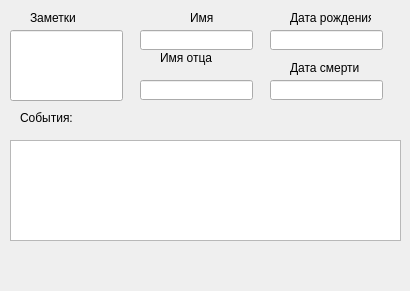
Old version of the form edit_person.ui in the repository pivleonid/gaph.
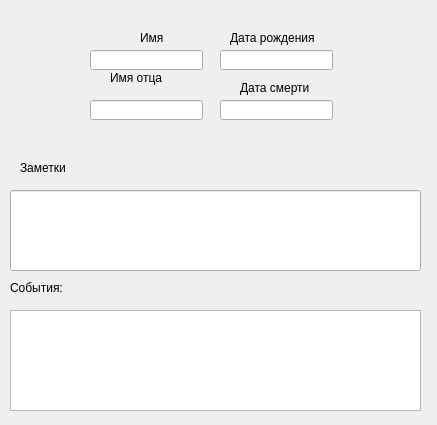
New version of the form.

```diff
--- a/edit_person.ui
+++ b/edit_person.ui
@@ -9,8 +9,8 @@
    <rect>
     <x>0</x>
     <y>0</y>
-    <width>410</width>
-    <height>291</height>
+    <width>437</width>
+    <height>425</height>
    </rect>
   </property>
   <property name="sizePolicy">
@@ -28,8 +28,8 @@
   <widget class="QLabel" name="label">
    <property name="geometry">
     <rect>
-     <x>190</x>
-     <y>10</y>
+     <x>140</x>
+     <y>30</y>
      <width>61</width>
      <height>16</height>
     </rect>
@@ -41,8 +41,8 @@
   <widget class="QLabel" name="label_2">
    <property name="geometry">
     <rect>
-     <x>160</x>
-     <y>50</y>
+     <x>110</x>
+     <y>70</y>
      <width>61</width>
      <height>16</height>
     </rect>
@@ -54,9 +54,9 @@
   <widget class="QLabel" name="label_3">
    <property name="geometry">
     <rect>
-     <x>290</x>
-     <y>10</y>
-     <width>81</width>
+     <x>230</x>
+     <y>30</y>
+     <width>101</width>
      <height>16</height>
     </rect>
    </property>
@@ -67,9 +67,9 @@
   <widget class="QLabel" name="label_4">
    <property name="geometry">
     <rect>
-     <x>290</x>
-     <y>60</y>
-     <width>71</width>
+     <x>240</x>
+     <y>80</y>
+     <width>91</width>
      <height>16</height>
     </rect>
    </property>
@@ -80,8 +80,8 @@
   <widget class="QLineEdit" name="lineEdit_name">
    <property name="geometry">
     <rect>
-     <x>140</x>
-     <y>30</y>
+     <x>90</x>
+     <y>50</y>
      <width>113</width>
      <height>20</height>
     </rect>
@@ -90,8 +90,8 @@
   <widget class="QLineEdit" name="lineEdit_nameFather">
    <property name="geometry">
     <rect>
-     <x>140</x>
-     <y>80</y>
+     <x>90</x>
+     <y>100</y>
      <width>113</width>
      <height>20</height>
     </rect>
@@ -100,8 +100,8 @@
   <widget class="QLineEdit" name="lineEdit_born">
    <property name="geometry">
     <rect>
-     <x>270</x>
-     <y>30</y>
+     <x>220</x>
+     <y>50</y>
      <width>113</width>
      <height>20</height>
     </rect>
@@ -110,8 +110,8 @@
   <widget class="QLineEdit" name="lineEdit_die">
    <property name="geometry">
     <rect>
-     <x>270</x>
-     <y>80</y>
+     <x>220</x>
+     <y>100</y>
      <width>113</width>
      <height>20</height>
     </rect>
@@ -121,17 +121,17 @@
    <property name="geometry">
     <rect>
      <x>10</x>
-     <y>30</y>
-     <width>113</width>
-     <height>71</height>
+     <y>190</y>
+     <width>411</width>
+     <height>81</height>
     </rect>
    </property>
   </widget>
   <widget class="QLabel" name="label_5">
    <property name="geometry">
     <rect>
-     <x>30</x>
-     <y>10</y>
+     <x>20</x>
+     <y>160</y>
      <width>71</width>
      <height>16</height>
     </rect>
@@ -144,8 +144,8 @@
    <property name="geometry">
     <rect>
      <x>10</x>
-     <y>140</y>
-     <width>391</width>
+     <y>310</y>
+     <width>411</width>
      <height>101</height>
     </rect>
    </property>
@@ -153,8 +153,8 @@
   <widget class="QLabel" name="label_6">
    <property name="geometry">
     <rect>
-     <x>20</x>
-     <y>110</y>
+     <x>10</x>
+     <y>280</y>
      <width>71</width>
      <height>16</height>
     </rect>
```
Left out of the diff: 2 changed lines with no effect on the pictures.
